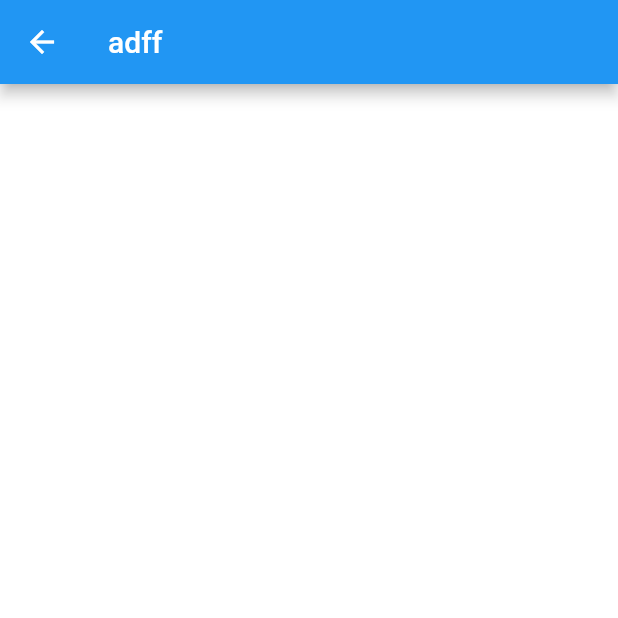
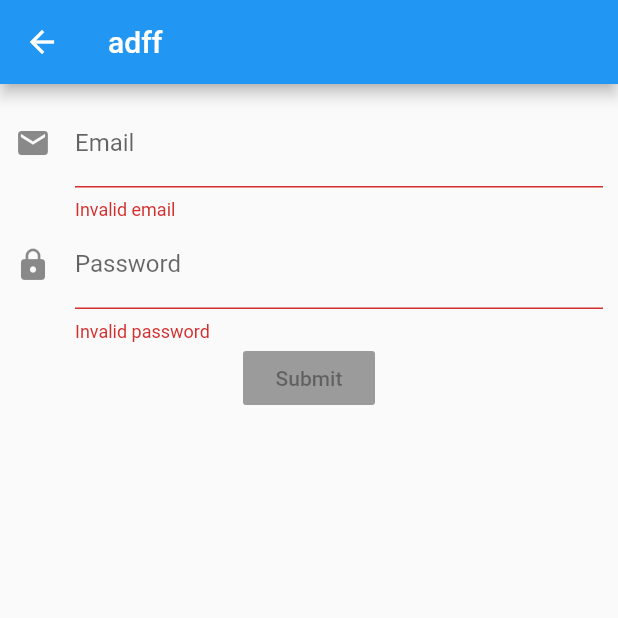
Before and after one commit to jazzbpn/flutter_bloc, a Flutter app: the MyHomePage screen opened directly, after a tap on the "list" icon, on a phone screen of 412 x 824 dp, the top half of it. Run offline on Flutter 3.47's test engine with Material 2 defaults, Android fonts, the phone set to English and light mode, and no system bars; our stand-ins replace bloc, equatable, flutter_bloc; statements that could not run were skipped.

Commit message:
Form Validation DONE

```diff
--- /dev/null
+++ b/lib/form/MyFormBloc.dart
@@ -0,0 +1,45 @@
+import 'package:bloc/bloc.dart';
+import './bloc.dart';
+
+
+class MyFormBloc extends Bloc<MyFormEvent, MyFormState> {
+  @override
+  MyFormState get initialState => MyFormState.initial();
+
+  @override
+  Stream<MyFormState> mapEventToState(MyFormEvent event) async* {
+    if (event is EmailChanged) {
+      yield currentState.copyWith(
+          email: event.email, isEmailValid: _isEmailValid(event.email));
+    }
+
+    if (event is PasswordChanged) {
+      yield currentState.copyWith(
+          password: event.password,
+          isPasswordValid: _isPasswordValid(event.password));
+    }
+
+    if (event is FormReset) {
+      yield MyFormState.initial();
+    }
+
+    if (event is FormSubmitted) {
+      yield currentState.copyWith(isFormSubmittedSuccessfully: true);
+    }
+  }
+
+  final RegExp _emailRegExp = RegExp(
+    r'^[a-zA-Z0-9.!#$%&’*+/=?^_`{|}~-]+@[a-zA-Z0-9-]+(?:\.[a-zA-Z0-9-]+)*$',
+  );
+  final RegExp _passwordRegExp = RegExp(
+    r'^(?=.*[A-Za-z])(?=.*\d)[A-Za-z\d]{8,}$',
+  );
+
+  bool _isEmailValid(String email) {
+    return _emailRegExp.hasMatch(email);
+  }
+
+  bool _isPasswordValid(String password) {
+    return _passwordRegExp.hasMatch(password);
+  }
+}
--- /dev/null
+++ b/lib/form/MyFormEvent.dart
@@ -0,0 +1,33 @@
+import 'package:equatable/equatable.dart';
+import 'package:meta/meta.dart';
+
+@immutable
+abstract class MyFormEvent extends Equatable {
+  MyFormEvent([List props = const []]) : super(props);
+}
+
+class EmailChanged extends MyFormEvent {
+  final String email;
+  EmailChanged({@required this.email}) : super([email]);
+
+  @override
+  String toString() => 'Email changed {email: $email}';
+}
+
+class PasswordChanged extends MyFormEvent {
+  final String password;
+  PasswordChanged({@required this.password}) : super([password]);
+
+  @override
+  String toString() => 'Password changed {Password: $password}';
+}
+
+class FormSubmitted extends MyFormEvent {
+  @override
+  String toString() => 'Form Submitted';
+}
+
+class FormReset extends MyFormEvent {
+  @override
+  String toString() => 'Form Reset';
+}
--- /dev/null
+++ b/lib/form/bloc.dart
@@ -0,0 +1,3 @@
+// export 'MyFormBloc.dart';
+export 'MyFormEvent.dart';
+export 'my_form_state.dart';
--- /dev/null
+++ b/lib/form/my_form_state.dart
@@ -0,0 +1,65 @@
+import 'package:equatable/equatable.dart';
+import 'package:meta/meta.dart';
+
+@immutable
+class MyFormState extends Equatable {
+  final String email;
+  final bool isEmailValid;
+  final String password;
+  final bool isPasswordValid;
+  final bool isFormSubmittedSuccessfully;
+
+  bool get isFormValid => isEmailValid && isPasswordValid;
+
+  MyFormState(
+      {@required this.email,
+      @required this.isEmailValid,
+      @required this.password,
+      @required this.isPasswordValid,
+      @required this.isFormSubmittedSuccessfully})
+      : super([
+          email,
+          isEmailValid,
+          password,
+          isEmailValid,
+          isFormSubmittedSuccessfully
+        ]);
+
+  factory MyFormState.initial() {
+    return MyFormState(
+      email: '',
+      isEmailValid: false,
+      password: '',
+      isPasswordValid: false,
+      isFormSubmittedSuccessfully: false,
+    );
+  }
+
+  MyFormState copyWith({
+    String email,
+    bool isEmailValid,
+    String password,
+    bool isPasswordValid,
+    bool isFormSubmittedSuccessfully,
+  }) {
+    return MyFormState(
+      email: email ?? this.email,
+      isEmailValid: isEmailValid ?? this.isEmailValid,
+      password: password ?? this.password,
+      isPasswordValid: isPasswordValid ?? this.isPasswordValid,
+      isFormSubmittedSuccessfully:
+          isFormSubmittedSuccessfully ?? this.isFormSubmittedSuccessfully,
+    );
+  }
+
+  @override
+  String toString() {
+    return '''MyFormState{
+      email: $email,
+      isEmailValid: $isEmailValid,
+      password: $password,
+      isPasswordValid: $isPasswordValid,
+      isFormSubmittedSuccessfully: $isFormSubmittedSuccessfully,
+    }''';
+  }
+}
--- /dev/null
+++ b/lib/form/widget/MyForm.dart
@@ -0,0 +1,140 @@
+import 'package:bloc_test_1/form/MyFormBloc.dart';
+import 'package:bloc_test_1/form/MyFormEvent.dart';
+import 'package:bloc_test_1/form/my_form_state.dart';
+import 'package:flutter/material.dart';
+import 'package:flutter_bloc/flutter_bloc.dart';
+
+class MyForm extends StatefulWidget {
+  MyForm({Key key, this.title}) : super(key: key);
+  final String title;
+
+  @override
+  _MyFormState createState() => _MyFormState();
+}
+
+class _MyFormState extends State<MyForm> {
+  final MyFormBloc _myFormBloc = MyFormBloc();
+  final TextEditingController _emailController = TextEditingController();
+  final TextEditingController _passwordController = TextEditingController();
+
+  @override
+  void initState() {
+    super.initState();
+    _emailController.addListener(_onEmailChanged);
+    _passwordController.addListener(_onPasswordChanged);
+  }
+
+  @override
+  Widget build(BuildContext context) {
+    return Scaffold(
+      appBar: AppBar(title: Text(widget.title)),
+      body: Container(
+          padding: EdgeInsets.all(10),
+          child: BlocBuilder(
+            bloc: _myFormBloc,
+            builder: (BuildContext context, MyFormState state) {
+              if (state.isFormSubmittedSuccessfully) {
+                return SuccessDialog(onDismissed: () {
+                  _emailController.clear();
+                  _passwordController.clear();
+                  _myFormBloc.dispatch(FormReset());
+                });
+              }
+              return Form(
+                child: Column(
+                  children: <Widget>[
+                    TextFormField(
+                      controller: _emailController,
+                      decoration: InputDecoration(
+                        icon: Icon(Icons.email),
+                        labelText: 'Email',
+                      ),
+                      autovalidate: true,
+                      validator: (_) {
+                        return state.isEmailValid ? null : 'Invalid email';
+                      },
+                    ),
+                    TextFormField(
+                      controller: _passwordController,
+                      decoration: InputDecoration(
+                        icon: Icon(Icons.lock),
+                        labelText: 'Password',
+                      ),
+                      obscureText: true,
+                      autovalidate: true,
+                      validator: (_) {
+                        return state.isPasswordValid
+                            ? null
+                            : 'Invalid password';
+                      },
+                    ),
+                    RaisedButton(
+                      onPressed: state.isFormValid ? _onSubmitPressed : null,
+                      child: Text('Submit'),
+                    )
+                  ],
+                ),
+              );
+            },
+          )),
+    );
+  }
+
+  void _onEmailChanged() {
+    _myFormBloc.dispatch(EmailChanged(email: _emailController.text));
+  }
+
+  void _onPasswordChanged() {
+    _myFormBloc.dispatch(PasswordChanged(password: _passwordController.text));
+  }
+
+  void _onSubmitPressed() {
+    _myFormBloc.dispatch(FormSubmitted());
+  }
+
+  @override
+  void dispose() {
+
+    _myFormBloc.dispose();
+    _emailController.dispose();
+    _passwordController.dispose();
+    super.dispose();
+  }
+}
+
+
+class SuccessDialog extends StatelessWidget {
+  final VoidCallback onDismissed;
+
+  SuccessDialog({Key key, @required this.onDismissed}) : super(key: key);
+
+  @override
+  Widget build(BuildContext context) {
+    return Padding(
+      padding: EdgeInsets.all(20),
+      child: Column(
+        children: <Widget>[
+          Row(
+            mainAxisSize: MainAxisSize.max,
+            children: <Widget>[
+              Icon(Icons.info),
+              Flexible(
+                child: Padding(
+                  padding: EdgeInsets.all(10),
+                  child: Text(
+                    'Form Submitted Successfully!',
+                    softWrap: true,
+                  ),
+                ),
+              ),
+            ],
+          ),
+          RaisedButton(
+            child: Text('OK'),
+            onPressed: onDismissed,
+          ),
+        ],
+      ),
+    );
+  }
+}
--- a/lib/form/widget/MyFormPage.dart
+++ /dev/null
@@ -1,21 +0,0 @@
-import 'package:flutter/material.dart';
-
-class MyFormPage extends StatefulWidget {
-  MyFormPage({Key key, this.title}) : super(key: key);
-  final String title;
-
-  @override
-  _MyFormPageState createState() => _MyFormPageState();
-}
-
-class _MyFormPageState extends State<MyFormPage> {
-  @override
-  Widget build(BuildContext context) {
-    return Scaffold(
-      appBar: AppBar(title: Text(widget.title)),
-      body: Container(
-        color: Colors.white,
-      ),
-    );
-  }
-}
--- a/lib/main.dart
+++ b/lib/main.dart
@@ -1,7 +1,7 @@
 import 'package:bloc/bloc.dart';
 import 'package:bloc_test_1/Routes.dart';
 import 'package:bloc_test_1/SimpleBlogDelegate.dart';
-import 'package:bloc_test_1/form/widget/MyFormPage.dart';
+import 'package:bloc_test_1/form/widget/MyForm.dart';
 import 'package:bloc_test_1/home/bloc/AddItemBloc.dart';
 import 'package:bloc_test_1/home/bloc/CounterBloc.dart';
 import 'package:bloc_test_1/home/bloc/ThemeBloc.dart';
@@ -41,7 +41,7 @@ class _MyAppState extends State<MyApp> {
                 initialRoute: '/',
                 routes: {
                   navigateRoot:(context) => MyHomePage(title: 'Flutter Demo Home Page'),
-                  navigateForm:(context) => MyFormPage(title: 'adff'),
+                  navigateForm:(context) => MyForm(title: 'adff'),
                 },
               );
             },
```
